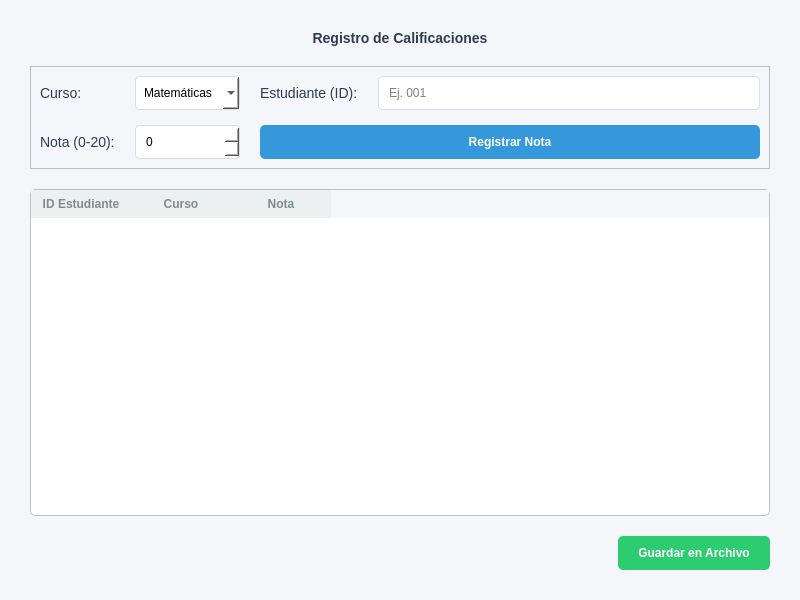
Before: the Qt Designer form ui/form_notas.ui in LordFeitan/registro_notas_colegio, drawn with Qt 5.
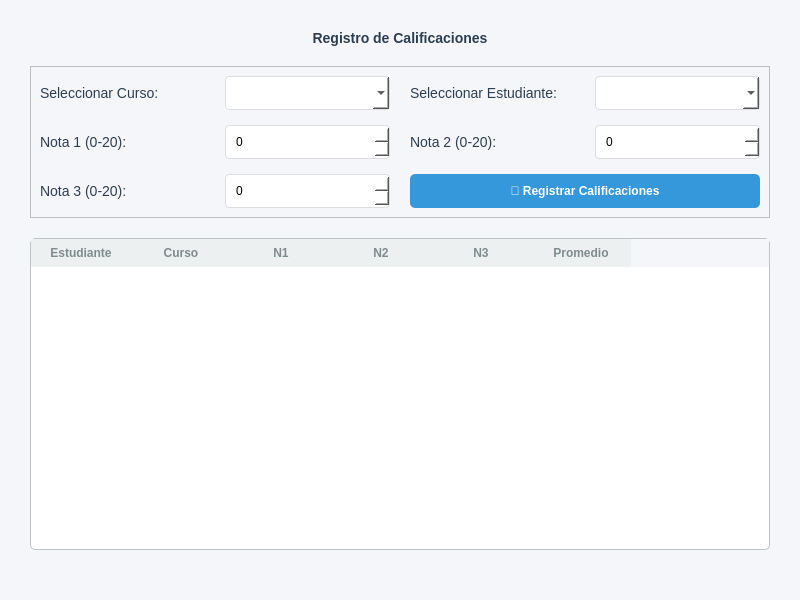
After: the same form once the commit is applied.

Commit message: seccion de cursos actualizado

Patch:
```diff
--- a/ui/form_notas.ui
+++ b/ui/form_notas.ui
@@ -104,47 +104,29 @@
       <item row="0" column="0">
        <widget class="QLabel" name="labelCurso">
         <property name="text">
-         <string>Curso:</string>
+         <string>Seleccionar Curso:</string>
         </property>
        </widget>
       </item>
       <item row="0" column="1">
-       <widget class="QComboBox" name="comboCurso">
-        <item>
-         <property name="text">
-          <string>Matemáticas</string>
-         </property>
-        </item>
-        <item>
-         <property name="text">
-          <string>Historia</string>
-         </property>
-        </item>
-        <item>
-         <property name="text">
-          <string>Ciencias</string>
-         </property>
-        </item>
-       </widget>
+       <widget class="QComboBox" name="comboCurso"/>
       </item>
       <item row="0" column="2">
        <widget class="QLabel" name="labelEstudiante">
         <property name="text">
-         <string>Estudiante (ID):</string>
+         <string>Seleccionar Estudiante:</string>
         </property>
        </widget>
       </item>
       <item row="0" column="3">
-       <widget class="QLineEdit" name="inputEstudianteID">
-        <property name="placeholderText">
-         <string>Ej. 001</string>
-        </property>
-       </widget>
+       <widget class="QComboBox" name="comboEstudiante"/>
       </item>
+
+      <!-- Fila 1: Notas -->
       <item row="1" column="0">
        <widget class="QLabel" name="labelNota">
         <property name="text">
-         <string>Nota (0-20):</string>
+         <string>Nota 1 (0-20):</string>
         </property>
        </widget>
       </item>
@@ -155,10 +137,42 @@
         </property>
        </widget>
       </item>
-      <item row="1" column="2" colspan="2">
+      
+      <item row="1" column="2">
+       <widget class="QLabel" name="labelNota2">
+        <property name="text">
+         <string>Nota 2 (0-20):</string>
+        </property>
+       </widget>
+      </item>
+      <item row="1" column="3">
+       <widget class="QSpinBox" name="spinNota2">
+        <property name="maximum">
+         <number>20</number>
+        </property>
+       </widget>
+      </item>
+      
+      <item row="2" column="0">
+       <widget class="QLabel" name="labelNota3">
+        <property name="text">
+         <string>Nota 3 (0-20):</string>
+        </property>
+       </widget>
+      </item>
+      <item row="2" column="1">
+       <widget class="QSpinBox" name="spinNota3">
+        <property name="maximum">
+         <number>20</number>
+        </property>
+       </widget>
+      </item>
+
+      <!-- Boton Registrar -->
+      <item row="2" column="2" colspan="2">
        <widget class="QPushButton" name="btnRegistrar">
         <property name="text">
-         <string>Registrar Nota</string>
+         <string>💾 Registrar Calificaciones</string>
         </property>
        </widget>
       </item>
@@ -168,11 +182,11 @@
    <item>
     <widget class="QTableWidget" name="tableNotas">
      <property name="columnCount">
-      <number>3</number>
+      <number>6</number> <!-- ID, Curso, N1, N2, N3, Promedio -->
      </property>
      <column>
       <property name="text">
-       <string>ID Estudiante</string>
+       <string>Estudiante</string>
       </property>
      </column>
      <column>
@@ -182,7 +196,22 @@
      </column>
      <column>
       <property name="text">
-       <string>Nota</string>
+       <string>N1</string>
+      </property>
+     </column>
+     <column>
+      <property name="text">
+       <string>N2</string>
+      </property>
+     </column>
+     <column>
+      <property name="text">
+       <string>N3</string>
+      </property>
+     </column>
+     <column>
+      <property name="text">
+       <string>Promedio</string>
       </property>
      </column>
     </widget>
@@ -202,16 +231,6 @@
        </property>
       </spacer>
      </item>
-     <item>
-      <widget class="QPushButton" name="btnGuardarCSV">
-       <property name="styleSheet">
-        <string notr="true">background-color: #2ecc71;</string>
-       </property>
-       <property name="text">
-        <string>Guardar en Archivo</string>
-       </property>
-      </widget>
-     </item>
     </layout>
    </item>
   </layout>
```
Left out of the diff: 6 changed lines with no effect on the pictures. The commit also changes 5 other files.
